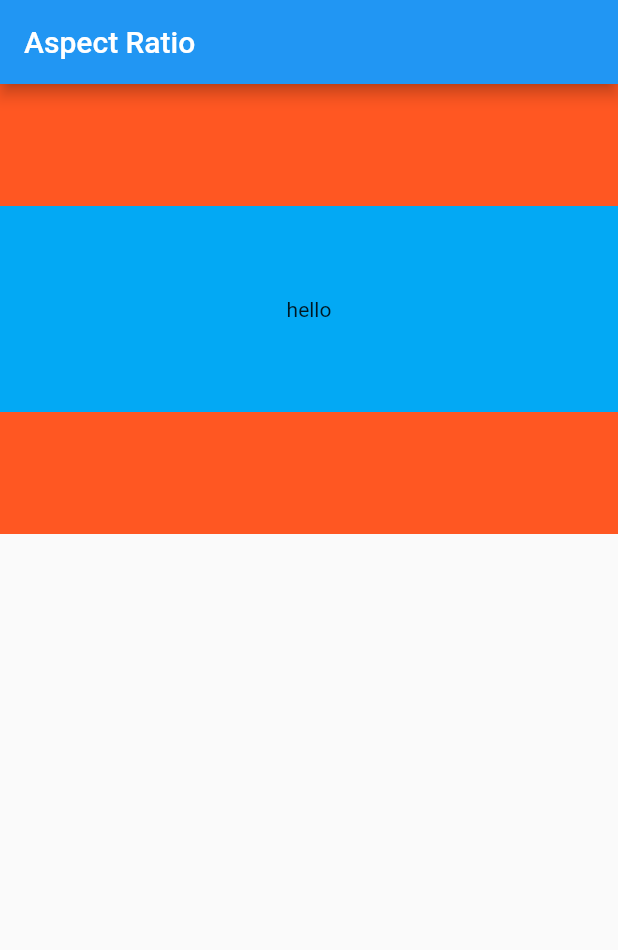
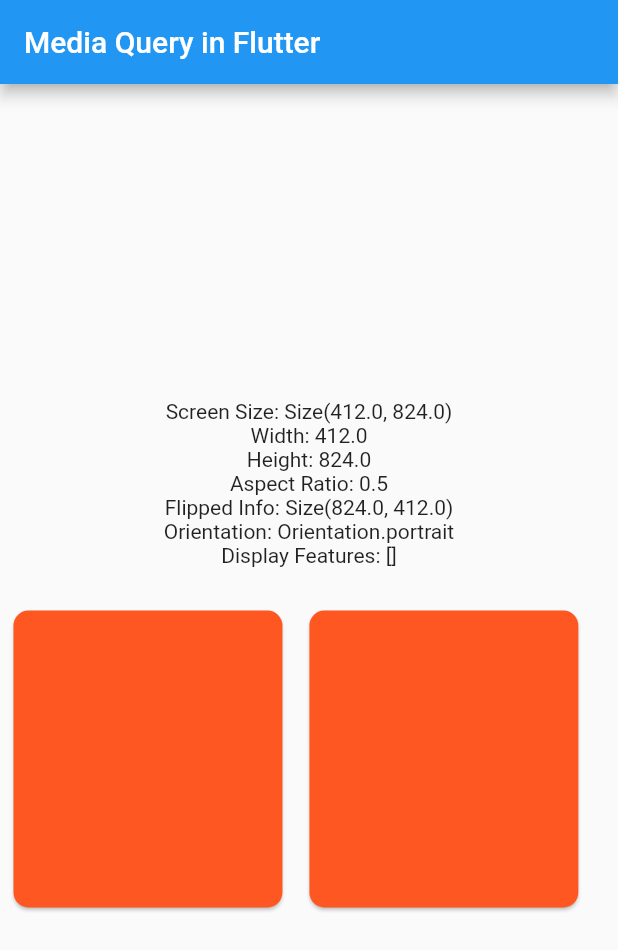
Before and after one commit to Ridoy-paul/flutter-components, a Flutter app: the screen it shows after launch, on a phone screen of 412 x 824 dp. Shown: the top 950 px of the screen. Run offline on Flutter 3.47's test engine with Material 2 defaults, Android fonts, the phone set to English and light mode, and no system bars.

Commit message:
media query in flutter

```diff
--- a/lib/main.dart
+++ b/lib/main.dart
@@ -1,17 +1,19 @@
+import 'dart:ui';
+
 import 'package:flutter/material.dart';
 
-void main() {
-  return runApp(MyAcc());
+void main(){
+  return runApp(MyApp());
 }
 
-class MyAcc extends StatelessWidget {
-  const MyAcc({super.key});
+class MyApp extends StatelessWidget {
+  const MyApp({super.key});
 
   @override
   Widget build(BuildContext context) {
     return MaterialApp(
       debugShowCheckedModeBanner: false,
-        home: HomeScreen()
+      home: HomeScreen(),
     );
   }
 }
@@ -21,26 +23,64 @@ class HomeScreen extends StatelessWidget {
 
   @override
   Widget build(BuildContext context) {
+    Size size = MediaQuery.sizeOf(context);
+    Orientation displayOrientation = MediaQuery.orientationOf(context);
+    List<DisplayFeature> displayFeatures = MediaQuery.displayFeaturesOf(context);
     return Scaffold(
       appBar: AppBar(
-        title: Text("Aspect Ratio"),
+        title: Text('Media Query in Flutter'),
       ),
       body: SafeArea(
-        child: Container(
-          height: 300,
-          width: double.infinity,
-          color: Colors.deepOrange,
-          alignment: Alignment.center,
-          child: AspectRatio(
-            aspectRatio: 6/2,
-            child: Container(
-              alignment: Alignment.center,
-              height: 100,
-              width: 100,
-              color: Colors.lightBlue,
-              child: Text("hello"),
-            ),
-          ),
+        child: Center(
+          child: Column(
+
+            mainAxisAlignment: MainAxisAlignment.center,
+            children: [
+              Text("Screen Size: ${size}"),
+              Text("Width: ${size.width}"),
+              Text("Height: ${size.height}"),
+              Text("Aspect Ratio: ${size.aspectRatio}"),
+              Text("Flipped Info: ${size.flipped}"),
+              Text("Orientation: ${displayOrientation}"),
+              Text("Display Features: ${displayFeatures}"),
+              SizedBox(height: 20,),
+              Container(
+                child: SizedBox(
+                  child: Row(
+                    children: [
+                      Padding(
+                        padding: const EdgeInsets.all(5.0),
+                        child: SizedBox(
+                          width: MediaQuery.sizeOf(context).width/2.2,
+                          height: MediaQuery.sizeOf(context).width/2,
+                          child: Card(
+                            color: Colors.deepOrange,
+                            shape: RoundedRectangleBorder(
+                              borderRadius: BorderRadius.circular(10),
+                            ),
+                          ),
+                        ),
+                      ),
+                      Padding(
+                        padding: const EdgeInsets.all(5.0),
+                        child: SizedBox(
+                          width: MediaQuery.sizeOf(context).width/2.2,
+                          height: MediaQuery.sizeOf(context).width/2,
+                          child: Card(
+                            color: Colors.deepOrange,
+                            shape: RoundedRectangleBorder(
+                              borderRadius: BorderRadius.circular(10),
+                            ),
+                          ),
+                        ),
+                      ),
+
+                    ],
+                  ),
+                ),
+              )
+            ],
+          )
         ),
       ),
     );
```
